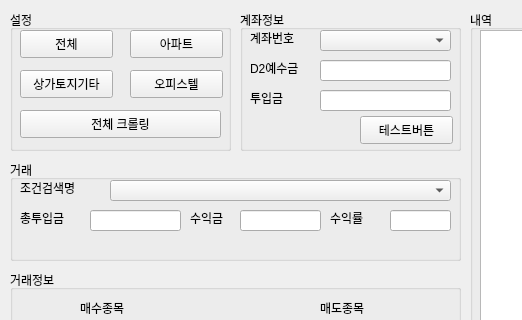
This is prj1.ui in bbsking7118/ibressat as Qt 5 draws it before an edit; both pictures show x 0 to 522 and y 0 to 320 of the 1031 by 773 pixel window. The edited form follows.
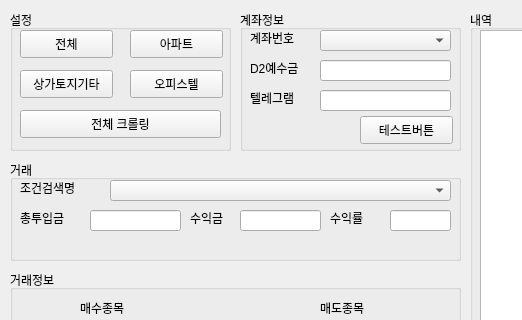
This is the edited form.

What changed in the file:
```diff
--- a/prj1.ui
+++ b/prj1.ui
@@ -160,7 +160,7 @@
       </rect>
      </property>
      <property name="text">
-      <string>투입금</string>
+      <string>텔레그램</string>
      </property>
     </widget>
     <widget class="QLineEdit" name="lePrice">
```
Left out of the diff: 2 changed lines with no effect on the pictures.
